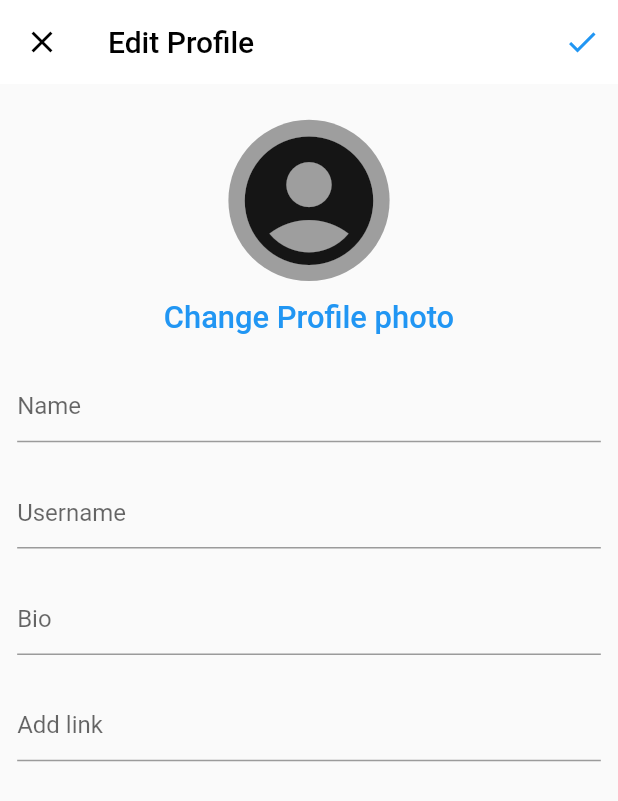
After one commit to NohraJSeif/instagram_reel_clone, a Flutter app: the ProfileScreen screen opened directly, after a tap on "Edit Profile", on a phone screen of 412 x 824 dp. The commit adds this screen. Shown: the top 801 px of the screen. Run offline on Flutter 3.47's test engine with Material 2 defaults, Android fonts, the phone set to English and light mode, and no system bars; our stand-ins replace cloud_firestore, firebase_auth, firebase_core, flutter_screenutil; accounts and stored records are empty; network calls fail.

Commit message:
profile update screen added

```diff
--- /dev/null
+++ b/lib/models/user_model.dart
@@ -0,0 +1,53 @@
+class UserModel {
+  late String uid;
+  late String name;
+  late String username;
+  late String email;
+  late String bio;
+  late String addLink;
+  late String profileImage;
+  late int posts;
+  late int followers;
+  late int following;
+
+  UserModel({
+    required this.uid,
+    required this.name,
+    required this.username,
+    required this.email,
+    required this.bio,
+    required this.addLink,
+    required this.profileImage,
+    required this.posts,
+    required this.followers,
+    required this.following,
+  });
+
+  UserModel.fromJson(Map<String, dynamic> json) {
+    uid = json['uid'];
+    name = json['name'];
+    username = json['username'];
+    email = json['email'];
+    bio = json['bio'];
+    addLink = json['add_link'];
+    profileImage = json['profile_image'];
+    posts = json['posts'];
+    followers = json['followers'];
+    following = json['following'];
+  }
+
+  Map<String, dynamic> toJson() {
+    final Map<String, dynamic> data = new Map<String, dynamic>();
+    data['uid'] = this.uid;
+    data['name'] = this.name;
+    data['username'] = this.username;
+    data['email'] = this.email;
+    data['bio'] = this.bio;
+    data['add_link'] = this.addLink;
+    data['profile_image'] = this.profileImage;
+    data['posts'] = this.posts;
+    data['followers'] = this.followers;
+    data['following'] = this.following;
+    return data;
+  }
+}
--- a/lib/screens/profile_screen.dart
+++ b/lib/screens/profile_screen.dart
@@ -1,5 +1,7 @@
 import 'package:flutter/material.dart';
 import 'package:flutter_screenutil/flutter_screenutil.dart';
+
+import './profile_update_screen.dart';
 
 class ProfileScreen extends StatefulWidget {
   const ProfileScreen({super.key});
@@ -83,7 +85,20 @@ class _ProfileScreenState extends State<ProfileScreen> {
   }
 
   Widget customButton(bool isCurrentProfile) {
-    return Container(
+    return InkWell(
+      onTap: () {
+        if (isCurrentProfile) {
+          Navigator.push(
+            context,
+            MaterialPageRoute(
+              builder: (_) => ProfileUpdateScreen(),
+            ),
+          );
+        } else {
+          // Follow instruction
+        }
+      },
+      child: Container(
         height: 30.h,
         width: 310.w,
         decoration: BoxDecoration(
@@ -97,6 +112,7 @@ class _ProfileScreenState extends State<ProfileScreen> {
             fontSize: 15.sp,
             fontWeight: FontWeight.w500,
             color: isCurrentProfile ? Colors.black : Colors.white,
+          ),
         ),
       ),
     );
--- /dev/null
+++ b/lib/screens/profile_update_screen.dart
@@ -0,0 +1,85 @@
+import "package:flutter/material.dart";
+import 'package:flutter_screenutil/flutter_screenutil.dart';
+
+class ProfileUpdateScreen extends StatefulWidget {
+  const ProfileUpdateScreen({super.key});
+
+  @override
+  State<ProfileUpdateScreen> createState() => _ProfileUpdateScreenState();
+}
+
+class _ProfileUpdateScreenState extends State<ProfileUpdateScreen> {
+  @override
+  Widget build(BuildContext context) {
+    return Scaffold(
+      appBar: AppBar(
+        backgroundColor: Colors.white,
+        elevation: 0,
+        title: const Text(
+          "Edit Profile",
+          style: TextStyle(color: Colors.black),
+        ),
+        leading: IconButton(
+          onPressed: () {},
+          icon: const Icon(
+            Icons.close,
+            color: Colors.black,
+          ),
+        ),
+        actions: [
+          IconButton(
+            onPressed: () {},
+            icon: const Icon(
+              Icons.done,
+              color: Colors.blue,
+            ),
+          )
+        ],
+      ),
+      body: SizedBox(
+        width: double.infinity,
+        child: Column(
+          children: [
+            SizedBox(
+              height: 20.h,
+            ),
+            Container(
+              height: 90.h,
+              width: 90.h,
+              decoration: const BoxDecoration(
+                shape: BoxShape.circle,
+                color: Colors.grey,
+              ),
+              child: Icon(
+                Icons.account_circle,
+                size: 90.sp,
+              ),
+            ),
+            TextButton(
+              onPressed: () {},
+              child: Text(
+                "Change Profile photo",
+                style: TextStyle(fontSize: 18.sp),
+              ),
+            ),
+            customTextField('Name'),
+            customTextField('Username'),
+            customTextField('Bio'),
+            customTextField('Add link'),
+          ],
+        ),
+      ),
+    );
+  }
+
+  Widget customTextField(String hintText) {
+    return Padding(
+      padding: EdgeInsets.all(10.sp),
+      child: TextField(
+        decoration: InputDecoration(
+          hintText: hintText,
+        ),
+      ),
+    );
+  }
+}
```
Also changed, not shown: lib/models/signup_functions.dart (+28 -0 lines). Lines whose indentation alone changed are shown as unchanged.
